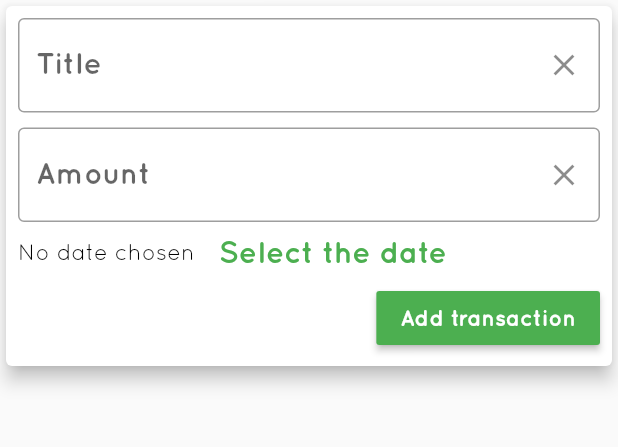
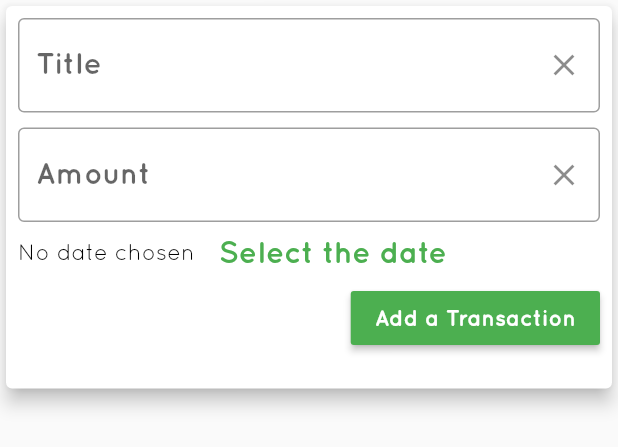
Before and after one commit to thananauto/flutter-expense-app, a Flutter app: the NewTransaction widget shown alone on an empty page, opened directly, on a phone screen of 412 x 824 dp. Shown: the top 447 px of the screen. Run offline on Flutter 3.47's test engine with Material 2 defaults, Android fonts, the phone set to English and light mode, and no system bars; missing offline and left inert: pattern_formatter.

Commit message:
Added changes for adaptive button and cupertino icons for ios

```diff
--- /dev/null
+++ b/lib/widget/adaptive_button.dart
@@ -0,0 +1,29 @@
+import 'package:flutter/cupertino.dart';
+import 'package:flutter/material.dart';
+import 'dart:io';
+
+class AdaptiveButton extends StatelessWidget {
+  final String text;
+  final Function onclick;
+   AdaptiveButton({Key key, this.text, this.onclick}) : super(key: key);
+
+  @override
+  Widget build(BuildContext context) {
+    return Platform.isIOS ? CupertinoButton(
+                child: Text(
+                    '$text',
+                    style: Theme.of(context).textTheme.button,
+                  ),
+                  onPressed: onclick,
+                  color: Theme.of(context).primaryColor,
+              ) : RaisedButton(
+                  onPressed: onclick,
+                  color: Theme.of(context).primaryColor,
+                  child: Text(
+                    '$text',
+                    style: Theme.of(context).textTheme.button,
+                  ),
+                  );
+
+  }
+}
--- a/lib/widget/new_transaction.dart
+++ b/lib/widget/new_transaction.dart
@@ -1,4 +1,6 @@
 import 'package:flutter/material.dart';
+import 'package:flutter/cupertino.dart';
+import '../widget/adaptive_button.dart';
 import 'package:pattern_formatter/pattern_formatter.dart';
 import 'package:intl/intl.dart';
 import '../model/size_config.dart';
@@ -50,7 +52,7 @@ class _NewTransactionState extends State<NewTransaction> {
                         });
                       }),
                 ),
-                onFieldSubmitted: (_) => _submitTransaction(),
+                onFieldSubmitted: (_) => submitTransaction(),
               ),
               SizedBox(height: 10),
               TextFormField(
@@ -69,7 +71,7 @@ class _NewTransactionState extends State<NewTransaction> {
                     },
                   ),
                 ),
-                onFieldSubmitted: (_) => _submitTransaction(),
+                onFieldSubmitted: (_) => submitTransaction(),
               ),
               Container(
                 height: 40,
@@ -97,13 +99,8 @@ class _NewTransactionState extends State<NewTransaction> {
                   ],
                 ),
               ),
-              RaisedButton(
-                  onPressed: _submitTransaction,
-                  color: Theme.of(context).primaryColor,
-                  child: Text(
-                    'Add transaction',
-                    style: Theme.of(context).textTheme.button,
-                  )),
+              AdaptiveButton(text: 'Add a Transaction', onclick: submitTransaction, ),
+                  SizedBox(height: 15),
             ],
           ),
         ),
@@ -111,7 +108,7 @@ class _NewTransactionState extends State<NewTransaction> {
     );
   }
 
-  void _submitTransaction() {
+  void submitTransaction() {
     if (amountController.text == null) {
       return;
     }
```
Also changed, not shown: lib/main.dart (+17 -7 lines).
